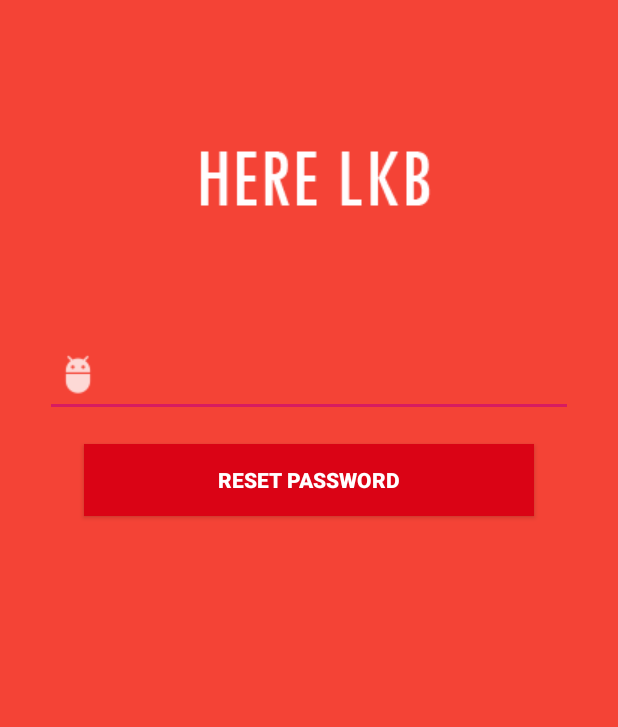
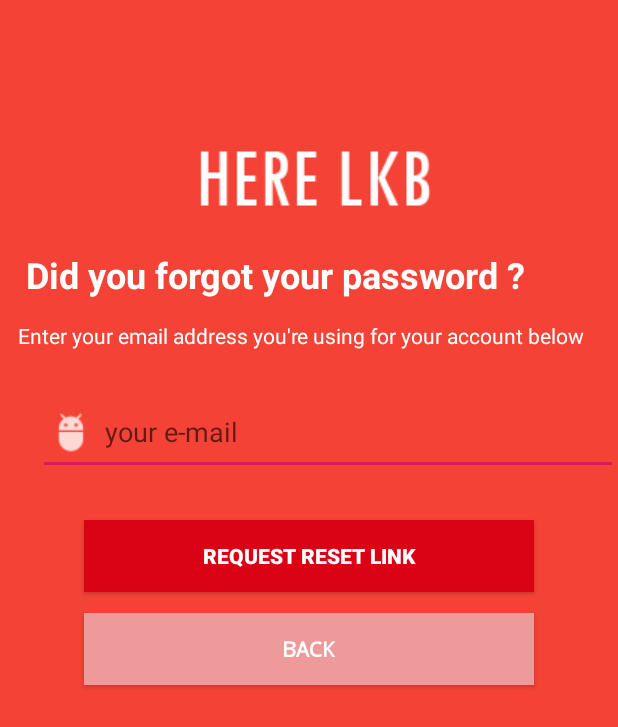
Before and after one commit to 58050360/HereLKB, an Android app: the PasswordActivity screen opened directly, with no data from a screen before it, on a phone screen of 412 x 824 dp. Shown: the top 727 px of the screen. Run offline under Robolectric (Android 15) with nearby library versions, the phone set to English and light mode, and no system bars; our stand-ins replace Firebase (no records; nobody signed in at launch, a user with empty details on screens opened directly).

Commit message:
Log in V1

```diff
--- a/app/src/main/java/com/skyzhaneul/herelkb/PasswordActivity.java
+++ b/app/src/main/java/com/skyzhaneul/herelkb/PasswordActivity.java
@@ -4,8 +4,8 @@ import android.content.Intent;
 import android.support.annotation.NonNull;
 import android.support.v7.app.AppCompatActivity;
 import android.os.Bundle;
+import android.util.Patterns;
 import android.view.View;
-import android.widget.Button;
 import android.widget.EditText;
 import android.widget.Toast;
 
@@ -13,40 +13,59 @@ import com.google.android.gms.tasks.OnCompleteListener;
 import com.google.android.gms.tasks.Task;
 import com.google.firebase.auth.FirebaseAuth;
 
-public class PasswordActivity extends AppCompatActivity {
-    private EditText edt_email;
-    private Button reset_action;
-    private FirebaseAuth firebaseAuth;
+public class PasswordActivity extends AppCompatActivity implements View.OnClickListener {
+    EditText txt_email;
+    private FirebaseAuth mAuth;
 
     @Override
     protected void onCreate(Bundle savedInstanceState) {
         super.onCreate(savedInstanceState);
         setContentView(R.layout.activity_password);
-        edt_email = (EditText) findViewById(R.id.edt_email);
-        reset_action = (Button) findViewById(R.id.reset_action);
-        firebaseAuth = FirebaseAuth.getInstance();
+        txt_email = (EditText) findViewById(R.id.txt_email);
+        mAuth = FirebaseAuth.getInstance();
 
-        reset_action.setOnClickListener(new View.OnClickListener() {
+        findViewById(R.id.reset_action).setOnClickListener(this);
+        findViewById(R.id.back_action).setOnClickListener(this);
+    }
+
+    private void resetPass() {
+        final String email = txt_email.getText().toString().trim();
+        if (email.isEmpty()) {
+            txt_email.setError("Email is required");
+            txt_email.requestFocus();
+            return;
+        }else if (!Patterns.EMAIL_ADDRESS.matcher(email).matches()) {
+            txt_email.setError("Please enter a valid email");
+            txt_email.requestFocus();
+            return;
+        } else { mAuth.sendPasswordResetEmail(email).addOnCompleteListener(new OnCompleteListener<Void>() {
             @Override
-            public void onClick(View view) {
-                String useremail = edt_email.getText().toString().trim();
-                if (useremail.equals("")){
-                    Toast.makeText(PasswordActivity.this,"Please enter your registered email ID", Toast.LENGTH_SHORT).show();
-                }else { firebaseAuth.sendPasswordResetEmail(useremail).addOnCompleteListener(new OnCompleteListener<Void>() {
-                    @Override
-                    public void onComplete(@NonNull Task<Void> task) {
-                        if (task.isSuccessful()){
-                            Toast.makeText(PasswordActivity.this,"Password reset email sent!",Toast.LENGTH_SHORT).show();
-                            finish();
-                         startActivity(new Intent(PasswordActivity.this,LoginActivity.class));
-                        } else {
-                            Toast.makeText(PasswordActivity.this,"Error in sending password email reset!",Toast.LENGTH_SHORT).show();
+            public void onComplete(@NonNull Task<Void> task) {
+                if (task.isSuccessful()) {
+                    Toast.makeText(getApplicationContext(),"Password reset email sent!",Toast.LENGTH_SHORT).show();
+                    finish();
+                    Intent intent = new Intent(PasswordActivity.this,LoginActivity.class);
+                    intent.addFlags(Intent.FLAG_ACTIVITY_CLEAR_TOP);
+                    startActivity(intent);
+                } else {
+                    Toast.makeText(getApplicationContext(),"Error in sending password email reset!",Toast.LENGTH_SHORT).show();
 
-                        }
-                    }
-                });}
+                }
             }
-        });
+        }); }
+    }
 
+
+
+    @Override
+    public void onClick(View view) {
+        switch (view.getId()) {
+            case R.id.reset_action:
+                resetPass();
+                break;
+            case R.id.back_action:
+                startActivity(new Intent(this, LoginActivity.class));
+                break;
+        }
     }
 }
--- a/app/src/main/res/layout/activity_password.xml
+++ b/app/src/main/res/layout/activity_password.xml
@@ -24,27 +24,41 @@ tools:context=".PasswordActivity">
         android:layout_height="wrap_content"
         android:layout_alignTop="@+id/txt_email"
         android:layout_alignParentStart="true"
-    android:layout_marginStart="69dp"
-    android:layout_marginTop="-24dp"
-    android:text="E-mail"
+        android:layout_marginStart="17dp"
+        android:layout_marginTop="-93dp"
+        android:text="Did you forgot your password ?"
+        android:textColor="#FFFFFF"
+        android:textSize="24dp"
+        android:textStyle="bold" />
+
+    <TextView
+        android:id="@+id/txt_em2"
+        android:layout_width="wrap_content"
+        android:layout_height="wrap_content"
+        android:layout_alignTop="@+id/txt_email"
+        android:layout_alignParentStart="true"
+        android:layout_marginStart="12dp"
+        android:layout_marginTop="-46dp"
+        android:text="Enter your email address you're using for your account below"
         android:textColor="#FFFFFF"
         android:textStyle="normal" />
 
     <EditText
 
-    android:id="@+id/edt_email"
+        android:id="@+id/txt_email"
         android:layout_width="match_parent"
         android:layout_height="wrap_content"
         android:layout_below="@+id/iconapp"
         android:layout_alignParentStart="true"
         android:layout_alignParentLeft="true"
-    android:layout_marginLeft="30dp"
-    android:layout_marginTop="1dp"
+        android:layout_marginStart="25dp"
+        android:layout_marginLeft="25dp"
+        android:layout_marginTop="40dp"
         android:layout_marginRight="30dp"
         android:drawableLeft="@drawable/ic_action_user"
         android:ems="10"
+        android:hint=" your e-mail"
         android:importantForAutofill="no"
-
         android:inputType="textEmailAddress"
         android:textColor="#FFFFFF"
         tools:textSize="18sp" />
@@ -53,21 +67,28 @@ tools:context=".PasswordActivity">
         android:id="@+id/reset_action"
         android:layout_width="300dp"
         android:layout_height="wrap_content"
-    android:layout_below="@+id/edt_email"
+        android:layout_below="@+id/txt_email"
         android:layout_centerHorizontal="true"
-    android:layout_marginTop="18dp"
+        android:layout_marginTop="30dp"
         android:background="@color/colorbutton1"
-    android:text="Reset Password"
+        android:text="Request Reset Link"
         android:textColor="#FFFFFF"
         android:textStyle="normal|bold"
         tools:textSize="18sp" />
 
+    <Button
+        android:id="@+id/back_action"
+        android:layout_width="300dp"
+        android:layout_height="wrap_content"
+        android:layout_below="@+id/reset_action"
+        android:layout_centerHorizontal="true"
+        android:layout_marginTop="14dp"
+        android:background="@color/colorbutton2"
+        android:text="Back"
+        android:textColor="#FFFFFF"
+        android:textStyle="normal|bold"
+        android:typeface="monospace"
+        tools:textSize="18sp" />
 
-<ProgressBar
-    android:id="@+id/progressBar"
-    android:layout_width="30dp"
-    android:layout_height="30dp"
-    android:layout_gravity="center|bottom"
-    android:layout_marginBottom="20dp"
-    android:visibility="gone" />
+
 </RelativeLayout>
```
Also changed, not shown: app/src/main/AndroidManifest.xml (+7 -2 lines), app/src/main/java/com/skyzhaneul/herelkb/LoginActivity.java (+5 -4 lines). Lines whose indentation alone changed are shown as unchanged.
